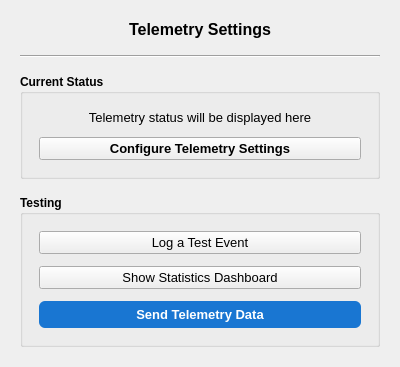
The window that Telemetry/Resources/UI/TelemetrySummary.ui (Slicer/SlicerTelemetry) describes before a commit, drawn with Qt 5.
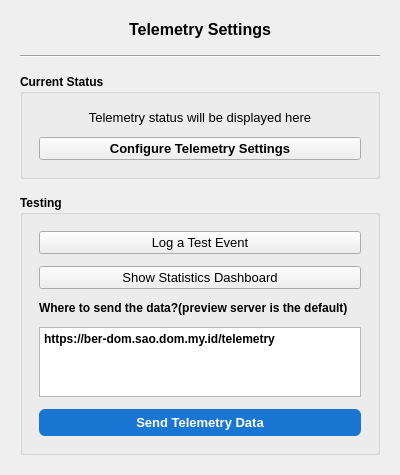
The same window after the commit. Custom widgets are drawn as their Qt base class.

Commit message: ENH: Add "Where to send the data?" (#13)

What changed in the file:
```diff
--- a/Telemetry/Resources/UI/TelemetrySummary.ui
+++ b/Telemetry/Resources/UI/TelemetrySummary.ui
@@ -181,6 +181,26 @@
         </property>
        </widget>
       </item>
+    <item>
+     <widget class="QLabel" name="urlLabel">
+      <property name="text">
+       <string>Where to send the data?(preview server is the default)</string>
+      </property>
+      <property name="wordWrap">
+       <bool>true</bool>
+      </property>
+     </widget>
+    </item>
+    <item>
+     <widget class="QTextEdit" name="urlTextEdit">
+      <property name="plainText">
+       <string>https://ber-dom.sao.dom.my.id/telemetry</string>
+      </property>
+      <property name="maximumHeight">
+       <number>40</number>
+      </property>
+     </widget>
+    </item>
       <item>
        <widget class="QPushButton" name="sendDataButton">
         <property name="font">
```
The commit also changes 1 other file.
